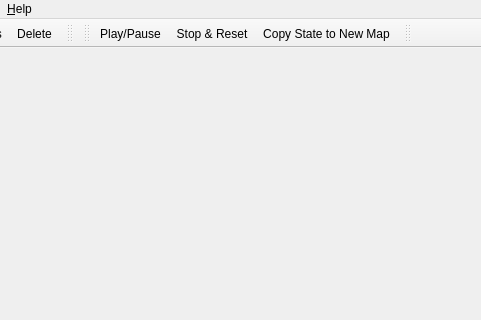
The window that ChkForge/mainwindow.ui (heinermann/ChkForge) describes before a commit, drawn with Qt 5; both pictures show x 355 to 836 and y 0 to 320 of the 1063 by 864 pixel window.
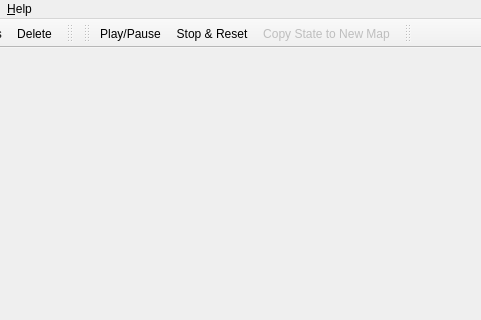
The same window after the commit. Icons and pictures are not drawn.

```diff
--- a/ChkForge/mainwindow.ui
+++ b/ChkForge/mainwindow.ui
@@ -852,6 +852,9 @@
    </property>
   </action>
   <action name="action_test_duplicate">
+   <property name="enabled">
+    <bool>false</bool>
+   </property>
    <property name="icon">
     <iconset resource="../oxygen-subset.qrc">
      <normaloff>:/themes/oxygen-icons-png/oxygen/16x16/actions/window-duplicate.png</normaloff>:/themes/oxygen-icons-png/oxygen/16x16/actions/window-duplicate.png</iconset>
```
Left out of the diff: 22 changed lines with no effect on the pictures.
